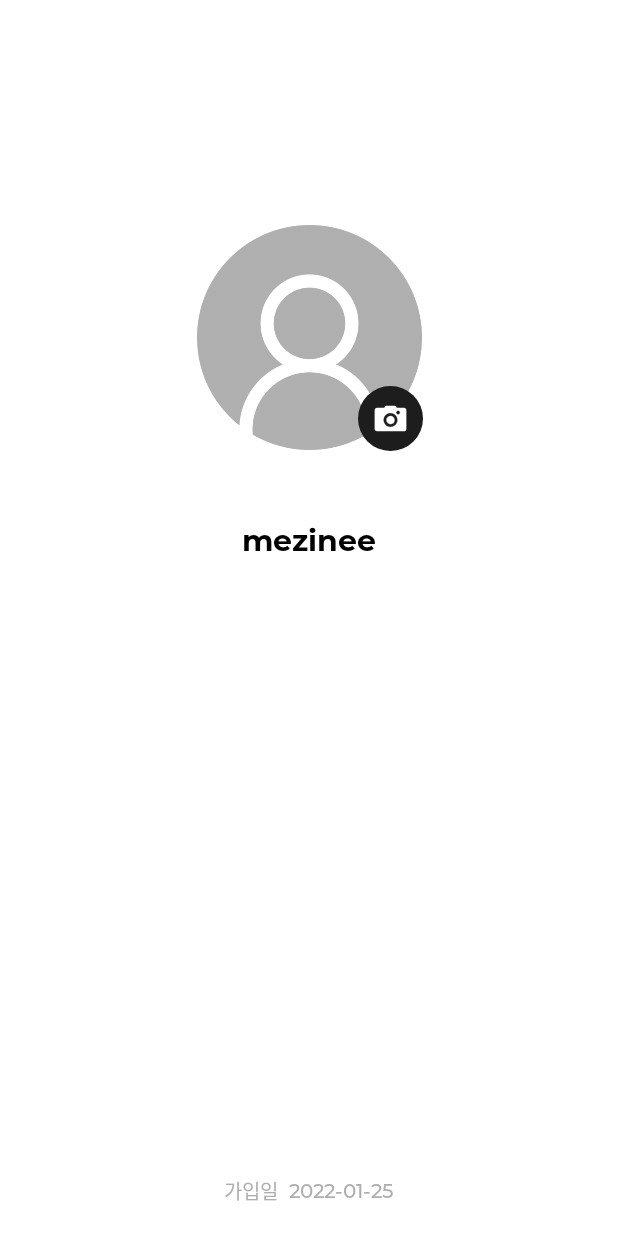
After one commit to Forkie-Player/Forkie-Player-Android, an Android app: the ProfileActivity screen opened directly, with no data from a screen before it, on a phone screen of 412 x 824 dp. The commit adds this screen. Run offline under Robolectric (Android 15) with nearby library versions, the phone set to English and light mode, and no system bars.

Commit message:
[FEAT] Add profile view

```diff
--- a/app/src/main/AndroidManifest.xml
+++ b/app/src/main/AndroidManifest.xml
@@ -10,6 +10,9 @@
         android:supportsRtl="true"
         android:theme="@style/Theme.ForkiePlayer">
         <activity
+            android:name=".ProfileActivity"
+            android:exported="false" />
+        <activity
             android:name=".MainActivity"
             android:exported="true">
             <intent-filter>
--- a/app/src/main/java/com/example/forkieplayer/MainActivity.kt
+++ b/app/src/main/java/com/example/forkieplayer/MainActivity.kt
@@ -1,7 +1,9 @@
 package com.example.forkieplayer
 
+import android.content.Intent
 import androidx.appcompat.app.AppCompatActivity
 import android.os.Bundle
+import android.provider.ContactsContract
 import android.widget.Toast
 import androidx.recyclerview.widget.GridLayoutManager
 import com.example.forkieplayer.databinding.ActivityMainBinding
--- /dev/null
+++ b/app/src/main/java/com/example/forkieplayer/ProfileActivity.kt
@@ -0,0 +1,49 @@
+package com.example.forkieplayer
+
+import android.content.Intent
+import android.graphics.BitmapFactory
+import androidx.appcompat.app.AppCompatActivity
+import android.os.Bundle
+import android.provider.MediaStore
+import androidx.activity.result.ActivityResultLauncher
+import androidx.activity.result.contract.ActivityResultContracts
+import com.example.forkieplayer.databinding.ActivityProfileBinding
+
+class ProfileActivity : AppCompatActivity() {
+
+    lateinit var binding: ActivityProfileBinding
+    lateinit var launcher: ActivityResultLauncher<Intent>
+
+    override fun onCreate(savedInstanceState: Bundle?) {
+        super.onCreate(savedInstanceState)
+        binding = ActivityProfileBinding.inflate(layoutInflater)
+        setContentView(binding.root)
+
+        // 프로필 변경 버튼 누르면 갤러리로 감
+        binding.btnSelectProfile.setOnClickListener {
+            val intent = Intent(Intent.ACTION_PICK, MediaStore.Images.Media.EXTERNAL_CONTENT_URI)
+            intent.type = "image/*"
+            launcher.launch(intent)
+        }
+
+        // 갤러리 앱에서 돌아왔을 때 실행됨
+        launcher = registerForActivityResult(
+            ActivityResultContracts.StartActivityForResult()) {
+            try {
+                val option = BitmapFactory.Options()
+                option.inSampleSize = 5
+
+                val inputStream = contentResolver.openInputStream(it.data!!.data!!)
+                val bitmap = BitmapFactory.decodeStream(inputStream, null, option)
+                inputStream!!.close()
+                bitmap?.let {
+                    binding.ivProfile.setImageBitmap(bitmap)
+                } ?: let {
+
+                }
+            } catch (e: Exception) {
+                e.printStackTrace()
+            }
+        }
+    }
+}
--- /dev/null
+++ b/app/src/main/res/drawable/ic_select_profile.xml
@@ -0,0 +1,22 @@
+<vector xmlns:android="http://schemas.android.com/apk/res/android"
+    android:width="43dp"
+    android:height="43dp"
+    android:viewportWidth="43"
+    android:viewportHeight="43">
+  <path
+      android:pathData="M21.5,21.5m-21.5,0a21.5,21.5 0,1 1,43 0a21.5,21.5 0,1 1,-43 0"
+      android:fillColor="#1D1D1D"/>
+  <path
+      android:pathData="M25.5721,14.3812C25.5721,14.0163 25.4301,13.6662 25.1768,13.4074C24.9235,13.1487 24.5795,13.0022 24.2202,13H18.8367C18.476,13 18.13,13.1456 17.8749,13.4046C17.6199,13.6636 17.4765,14.0149 17.4765,14.3812H12.5788C12.3719,14.3801 12.1667,14.4203 11.9752,14.5C11.7837,14.5796 11.6096,14.697 11.4629,14.8452C11.3162,14.9934 11.1996,15.1698 11.1202,15.3638C11.0407,15.5578 11,15.7658 11,15.9759V28.3969C11.0103,28.8187 11.1797,29.2203 11.4736,29.5187C11.7674,29.8171 12.1634,29.9896 12.5788,30H30.4295C30.6364,30 30.8412,29.9582 31.0323,29.8776C31.2234,29.7969 31.3971,29.6789 31.543,29.53C31.689,29.381 31.8045,29.2042 31.883,29.0098C31.9614,28.8153 32.001,28.607 32,28.3969V15.9759C32,15.5529 31.8344,15.1471 31.5399,14.848C31.2453,14.5489 30.846,14.3812 30.4295,14.3812H25.5721Z"
+      android:fillColor="#ffffff"/>
+  <path
+      android:pathData="M21.5001,27C20.6101,27 19.7401,26.7362 19,26.2418C18.26,25.7473 17.6831,25.0446 17.3425,24.2223C17.002,23.4001 16.9128,22.4953 17.0865,21.6224C17.2601,20.7495 17.6888,19.9474 18.3181,19.3181C18.9474,18.6888 19.7495,18.2601 20.6224,18.0865C21.4953,17.9128 22.4001,18.002 23.2223,18.3425C24.0446,18.6831 24.7473,19.26 25.2418,20C25.7362,20.7401 26,21.6101 26,22.5001C25.9978,23.6929 25.5231,24.8362 24.6797,25.6797C23.8362,26.5231 22.6929,26.9978 21.5001,27ZM21.5001,19.6365C20.9337,19.6365 20.3802,19.8044 19.9093,20.1191C19.4384,20.4338 19.0714,20.881 18.8546,21.4043C18.6379,21.9275 18.5811,22.5031 18.6916,23.0586C18.8021,23.6141 19.0746,24.1246 19.475,24.5251C19.8755,24.9256 20.3861,25.198 20.9416,25.3085C21.4971,25.419 22.0727,25.3623 22.5959,25.1455C23.1192,24.9288 23.5664,24.5618 23.8811,24.0909C24.1957,23.62 24.3637,23.0665 24.3637,22.5001C24.3637,21.7406 24.0622,21.0121 23.5251,20.475C22.9881,19.938 22.2596,19.6365 21.5001,19.6365Z"
+      android:strokeWidth="0.2"
+      android:fillColor="#1D1D1D"
+      android:strokeColor="#1D1D1D"/>
+  <path
+      android:pathData="M26.5217,18.5789C27.074,18.5789 27.5217,18.1311 27.5217,17.5789C27.5217,17.0266 27.074,16.5789 26.5217,16.5789C25.9694,16.5789 25.5217,17.0266 25.5217,17.5789C25.5217,18.1311 25.9694,18.5789 26.5217,18.5789Z"
+      android:strokeWidth="0.5"
+      android:fillColor="#1D1D1D"
+      android:strokeColor="#1D1D1D"/>
+</vector>
--- a/app/src/main/res/layout/activity_main.xml
+++ b/app/src/main/res/layout/activity_main.xml
@@ -22,7 +22,7 @@
             android:layout_width="match_parent"
             android:layout_height="50dp"
             app:logo="@drawable/ic_toolbar_logo"
-            app:menu="@menu/toolbar_menu" />
+            app:menu="@menu/toolbar_main" />
 
     </com.google.android.material.appbar.AppBarLayout>
 
--- /dev/null
+++ b/app/src/main/res/layout/activity_profile.xml
@@ -0,0 +1,80 @@
+<?xml version="1.0" encoding="utf-8"?>
+<androidx.constraintlayout.widget.ConstraintLayout xmlns:android="http://schemas.android.com/apk/res/android"
+    xmlns:app="http://schemas.android.com/apk/res-auto"
+    xmlns:tools="http://schemas.android.com/tools"
+    android:layout_width="match_parent"
+    android:layout_height="match_parent"
+    tools:context=".ProfileActivity">
+
+    <androidx.cardview.widget.CardView
+        android:id="@+id/cv_playlist_image"
+        android:layout_width="150dp"
+        android:layout_height="150dp"
+        android:layout_marginTop="150dp"
+        app:cardCornerRadius="50dp"
+        app:cardElevation="0dp"
+        app:layout_constraintEnd_toEndOf="parent"
+        app:layout_constraintStart_toStartOf="parent"
+        app:layout_constraintTop_toTopOf="parent">
+
+        <ImageView
+            android:id="@+id/iv_profile"
+            android:layout_width="match_parent"
+            android:layout_height="match_parent"
+            android:scaleType="centerCrop"
+            android:src="@drawable/basic_profile"/>
+
+    </androidx.cardview.widget.CardView>
+
+    <ImageButton
+        android:id="@+id/btn_select_profile"
+        android:layout_width="wrap_content"
+        android:layout_height="wrap_content"
+        android:layout_marginTop="107dp"
+        android:layout_marginLeft="107dp"
+        android:background="@android:color/transparent"
+        android:src="@drawable/ic_select_profile"
+        app:layout_constraintStart_toStartOf="@+id/cv_playlist_image"
+        app:layout_constraintTop_toTopOf="@+id/cv_playlist_image" />
+
+    <TextView
+        android:layout_width="wrap_content"
+        android:layout_height="wrap_content"
+        android:layout_marginTop="45dp"
+        android:fontFamily="@font/font_family_en"
+        android:text="mezinee"
+        android:textColor="@color/black"
+        android:textSize="20sp"
+        android:textStyle="bold"
+        app:layout_constraintEnd_toEndOf="parent"
+        app:layout_constraintStart_toStartOf="parent"
+        app:layout_constraintTop_toBottomOf="@+id/cv_playlist_image" />
+
+    <LinearLayout
+        android:layout_width="match_parent"
+        android:layout_height="wrap_content"
+        android:layout_marginBottom="20dp"
+        android:orientation="horizontal"
+        android:gravity="center"
+        app:layout_constraintBottom_toBottomOf="parent">
+
+        <TextView
+            android:id="@+id/textView"
+            android:layout_width="wrap_content"
+            android:layout_height="wrap_content"
+            android:fontFamily="@font/font_family"
+            android:text="가입일"
+            android:textColor="@color/forkie_g2"
+            android:textSize="13sp" />
+
+        <TextView
+            android:layout_width="wrap_content"
+            android:layout_height="wrap_content"
+            android:layout_marginLeft="7dp"
+            android:fontFamily="@font/font_family_en"
+            android:text="2022-01-25"
+            android:textColor="@color/forkie_g2"
+            android:textSize="13sp" />
+
+    </LinearLayout>
+</androidx.constraintlayout.widget.ConstraintLayout>
--- a/app/src/main/res/layout/recycler_playlist_item.xml
+++ b/app/src/main/res/layout/recycler_playlist_item.xml
@@ -14,7 +14,7 @@
         android:layout_marginRight="5dp"
         android:layout_marginBottom="5dp"
         app:cardElevation="0dp"
-        app:cardBackgroundColor="@color/forkie_g1"
+        app:cardBackgroundColor="#F6F6F6"
         app:cardCornerRadius="20dp">
 
         <androidx.constraintlayout.widget.ConstraintLayout
@@ -58,7 +58,7 @@
                 android:layout_height="wrap_content"
                 android:layout_marginTop="7dp"
                 android:fontFamily="@font/font_family_en"
-                android:textColor="@color/forkie_g2"
+                android:textColor="@color/forkie_g3"
                 android:textSize="12sp"
                 app:layout_constraintEnd_toEndOf="parent"
                 app:layout_constraintStart_toStartOf="parent"
--- a/app/src/main/res/values/colors.xml
+++ b/app/src/main/res/values/colors.xml
@@ -12,6 +12,7 @@
     <color name="forkie_b1">#1D1D1D</color>
     <color name="forkie_yellow">#FFD169</color>
     <color name="forkie_white">#FFFFFF</color>
-    <color name="forkie_g1">#F6F6F6</color>
-    <color name="forkie_g2">#757575</color>
+    <color name="forkie_g1">#BCBCBC</color>
+    <color name="forkie_g2">#AEAEAE</color>
+    <color name="forkie_g3">#757575</color>
 </resources>
```
Also changed, not shown: app/src/main/res/drawable/basic_profile.png (added), app/src/main/res/menu/toolbar_main.xml (renamed from app/src/main/res/menu/toolbar_menu.xml).
